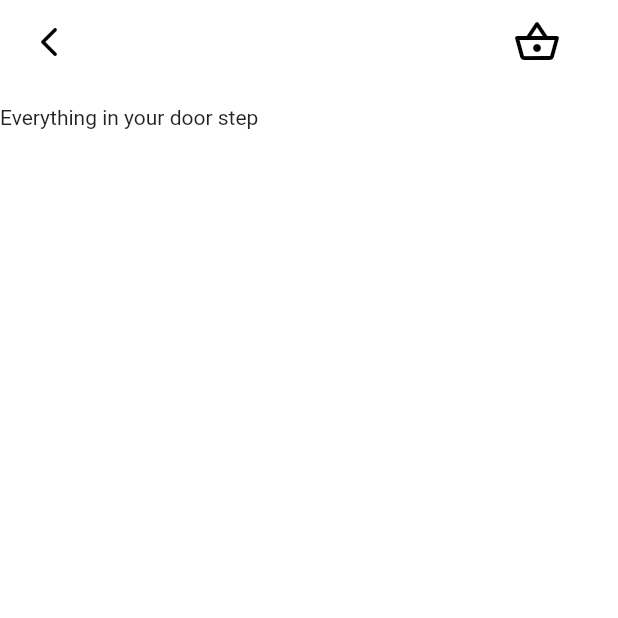
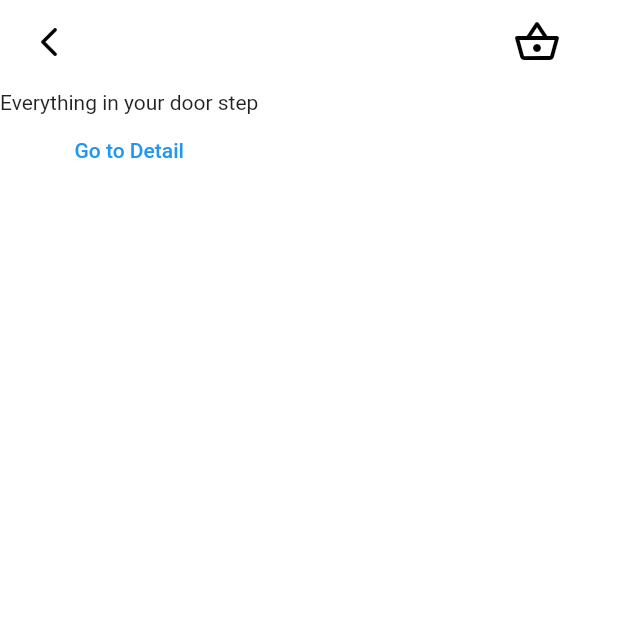
Before and after one commit to serifselim/greengrocer_app, a Flutter app: the screen it shows after launch, on a phone screen of 412 x 824 dp, the top half of it. Run offline on Flutter 3.47's test engine with Material 2 defaults, Android fonts, the phone set to English and light mode, and no system bars.

Commit message:
navigator added

```diff
--- a/lib/components/nav/nav_bar.dart
+++ b/lib/components/nav/nav_bar.dart
@@ -13,14 +13,19 @@ class NavBar extends StatelessWidget with PreferredSizeWidget {
   Widget build(BuildContext context) {
     return AppBar(
       leading: Container(
-        margin: EdgeInsets.only(left: 10.0),
-        child: Icon(
-          Icons.arrow_back_ios_rounded,
+        margin: const EdgeInsets.only(left: 10.0),
+        child: IconButton(
+          onPressed: (){
+            Navigator.pop(context);
+          },
+          icon: const Icon(
+            Icons.arrow_back_ios_rounded,
+          ),
         ),
       ),
       actions: [
         Container(
-          margin: EdgeInsets.only(right: 30.0),
+          margin: const EdgeInsets.only(right: 30.0),
           child: IconButton(onPressed: null, icon: Icon(Icons.shopping_basket_outlined, color: Colors.black, size: 32.0,)),
         )
       ],
--- a/lib/views/detail/detail_page.dart
+++ b/lib/views/detail/detail_page.dart
@@ -1,4 +1,5 @@
 import 'package:flutter/material.dart';
+import 'package:greengrocer_app/components/nav/nav_bar.dart';
 
 class DetailPage extends StatefulWidget {
   const DetailPage({Key? key}) : super(key: key);
@@ -11,7 +12,7 @@ class _DetailPageState extends State<DetailPage> {
   @override
   Widget build(BuildContext context) {
     return Scaffold(
-      appBar: AppBar(),
+      appBar: NavBar(),
       body: Container(
         child: Center(
           child: TextButton(onPressed: (){
--- a/lib/views/home/home_page.dart
+++ b/lib/views/home/home_page.dart
@@ -29,15 +29,14 @@ class _HomePageState extends State<HomePage> {
     return Consumer<ProductModal>(
       builder: (context, data, child) {
         return Scaffold(
-          appBar: PreferredSize(
-            preferredSize: Size.fromHeight(70.0),
-            child: NavBar(),
-          ),
+          appBar: NavBar(),
           body: Container(
             child: Column(
               children: <Widget>[
                 Text('Everything in your door step'),
-
+                TextButton(onPressed: (){
+                  Navigator.pushNamed(context, '/detail');
+                }, child: Text('Go to Detail'))
               ],
             ),
           ),
```
Also changed, not shown: lib/views/basket/basket_page.dart (+12 -2 lines).
